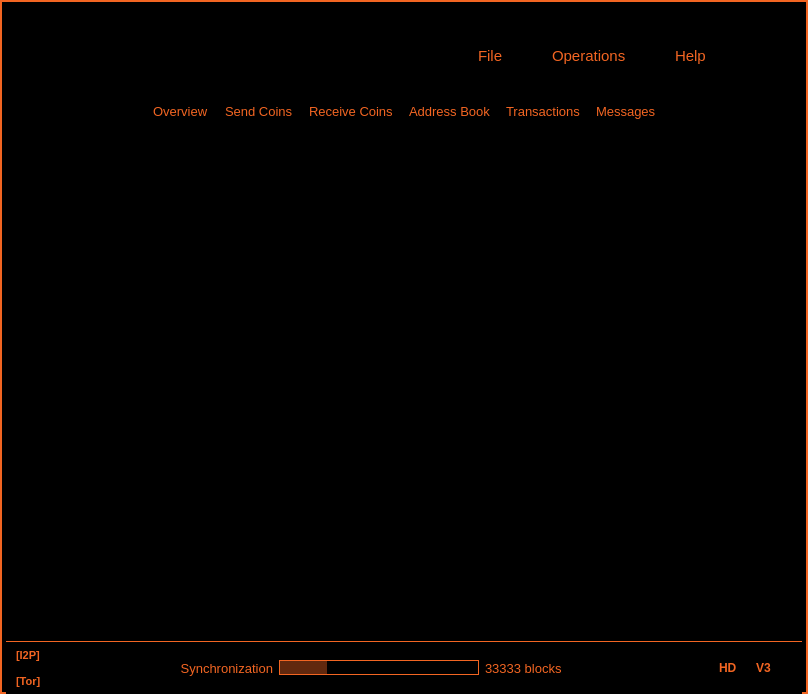
The window that src/qt/forms/mainwindow.ui (SamiAhmed7777/triangles_v5) describes before a commit, drawn with Qt 5.
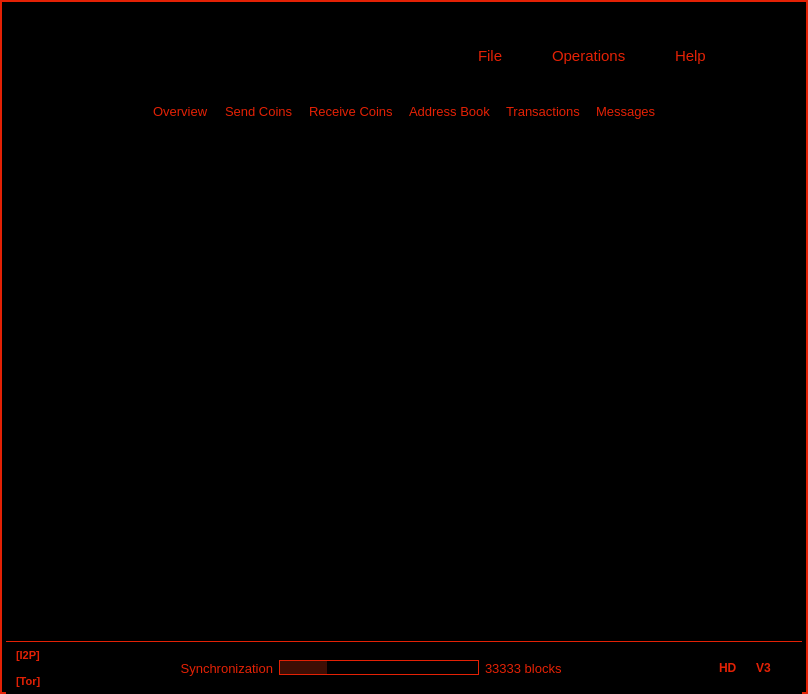
The same window after the commit. Icons and pictures are not drawn. Custom widgets are drawn as their Qt base class.

Commit message: qt: align wallet brand colors with logo (#e32105)

The edit to the form file:
```diff
--- a/src/qt/forms/mainwindow.ui
+++ b/src/qt/forms/mainwindow.ui
@@ -457,7 +457,7 @@
 
 /* ================= combobox */
 QComboBox {
-	border: 1px solid #f26522;
+	border: 1px solid #e32105;
 	background-color: #1c1c1c;
 	}
 
@@ -466,7 +466,7 @@
 	subcontrol-position: top right;
 	/*width: 15px;*/
 	border-left-width: 1px;
-	border-left-color: #f26522;
+	border-left-color: #e32105;
 	border-left-style: solid;
 	}
 
@@ -476,10 +476,10 @@
 
 QComboBox QAbstractItemView {
 	background-color: #1c1c1c;
-	selection-background-color:#61280E;
-	selection-color: #f26522; 
-	border: 1px solid #f26522;
-	color:#f26522;
+	selection-background-color:#3d0e04;
+	selection-color: #e32105; 
+	border: 1px solid #e32105;
+	color:#e32105;
 	}
 
 /* =========== QLineEdit =============*/
@@ -534,7 +534,7 @@
    <property name="styleSheet">
     <string notr="true">#centralWidget {
 	background-color: #000;
-	border: 2px solid #f26522;
+	border: 2px solid #e32105;
 	}</string>
    </property>
    <layout class="QVBoxLayout" name="verticalLayout_8">
@@ -593,7 +593,7 @@
 }
 
 QWidget {
-	color: #f26522;
+	color: #e32105;
 	}</string>
         </property>
         <layout class="QVBoxLayout" name="verticalLayout_2">
@@ -605,7 +605,7 @@
 }
 
 QWidget {
-	color: #f26522;
+	color: #e32105;
 	}</string>
            </property>
            <layout class="QHBoxLayout" name="horizontalLayout">
@@ -1351,7 +1351,7 @@
          </palette>
         </property>
         <property name="styleSheet">
-         <string notr="true">background-color: #f26522;</string>
+         <string notr="true">background-color: #e32105;</string>
         </property>
         <property name="lineWidth">
          <number>0</number>
@@ -1380,7 +1380,7 @@
 	background-color: #000;
 	}
 QLabel {
-	color: #f26522;
+	color: #e32105;
 	}</string>
         </property>
         <layout class="QHBoxLayout" name="horizontalLayout_6" stretch="0,0,0,1,0,1,0,0,0,0,0,0,0">
@@ -1602,12 +1602,12 @@
            </property>
            <property name="styleSheet">
             <string notr="true">QProgressBar {
-    border: 1px solid#f26522;
+    border: 1px solid#e32105;
 	background-color: #000;
 	}
 
 QProgressBar::chunk {
-	background-color: #61280E;
+	background-color: #3d0e04;
 	/*width: 20px;*/
 	}</string>
            </property>
```
Left out of the diff: 30 changed lines with no effect on the pictures. The commit also changes 98 other files.
